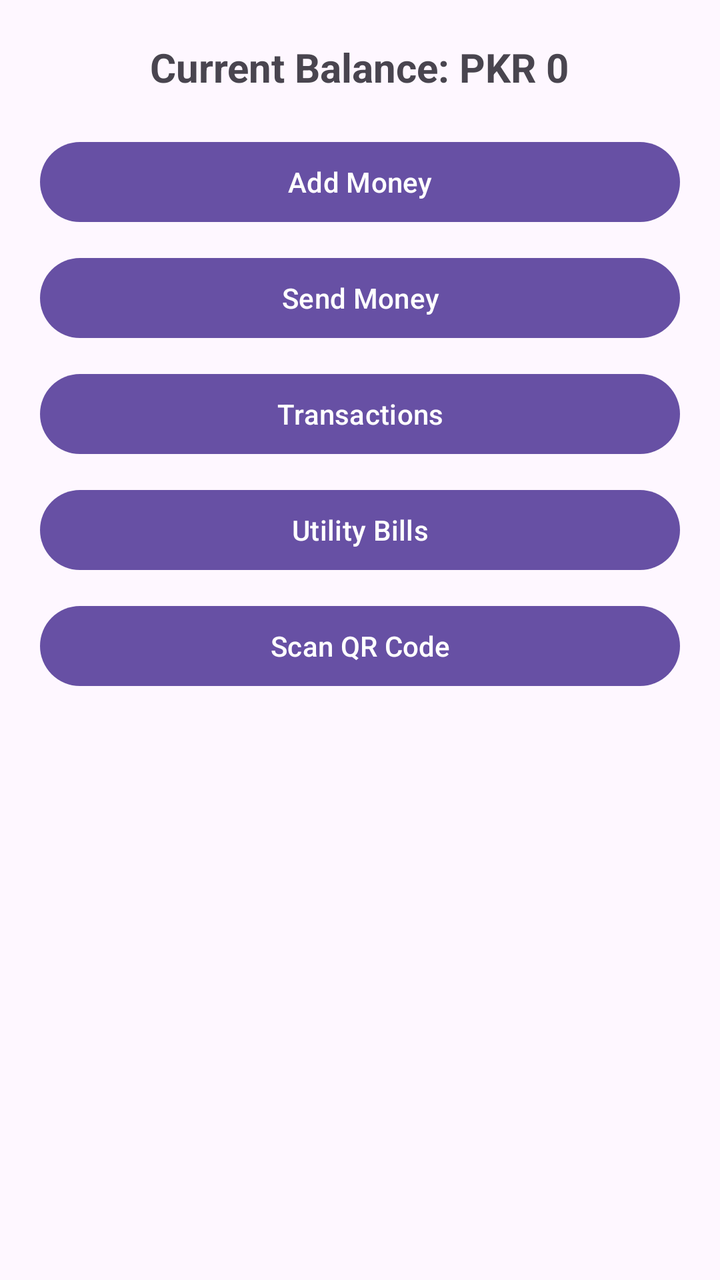
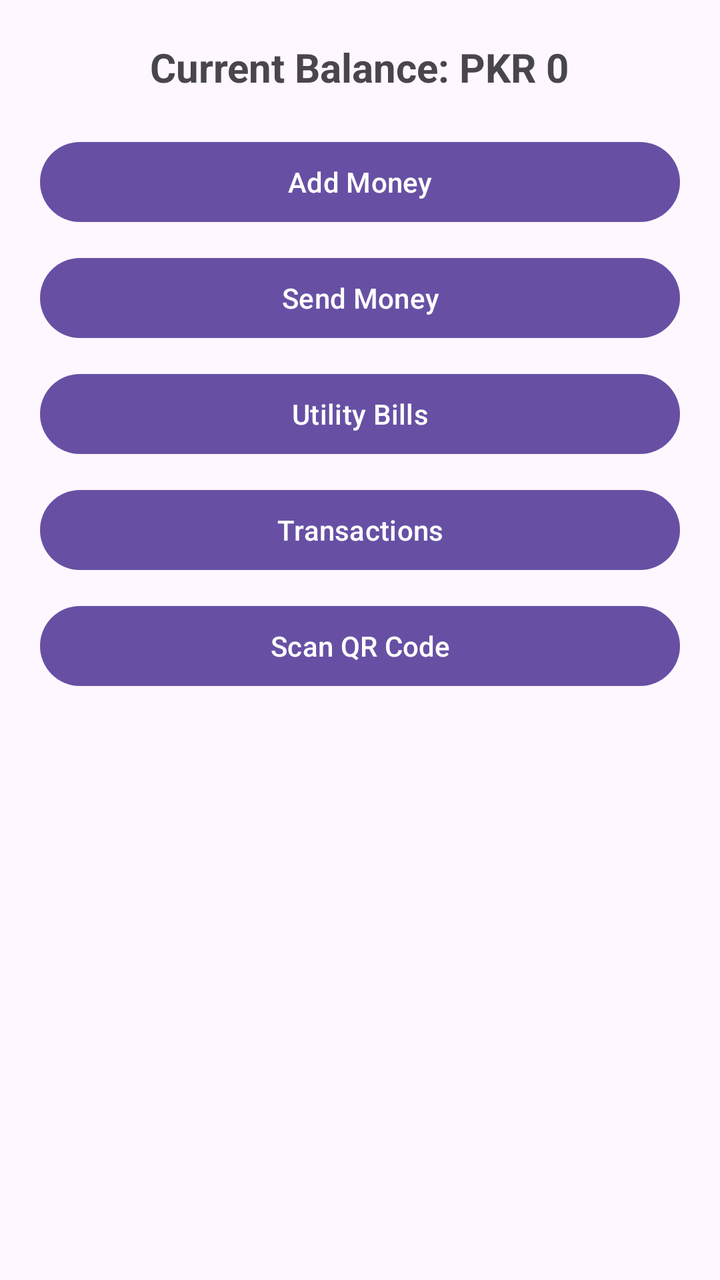

Before-and-after screenshots of an Android layout around one commit, followed by the original layout XML and the change that was made.
<!-- AndroidManifest.xml: application theme Theme.Gpayapp -->
<!-- res/layout/dashboard_fragment.xml -->
<?xml version="1.0" encoding="utf-8"?>
<ScrollView xmlns:android="http://schemas.android.com/apk/res/android"
    android:layout_width="match_parent"
    android:layout_height="match_parent">

    <LinearLayout
        android:layout_width="match_parent"
        android:layout_height="wrap_content"
        android:orientation="vertical"
        android:padding="20dp"
        android:gravity="center_horizontal">

        
        <TextView
            android:id="@+id/tvBalance"
            android:layout_width="wrap_content"
            android:layout_height="wrap_content"
            android:text="Current Balance: PKR 0"
            android:textSize="20sp"
            android:textStyle="bold"
            android:layout_marginBottom="20dp"/>

        
        <Button
            android:id="@+id/btnAddMoney"
            android:layout_width="match_parent"
            android:layout_height="wrap_content"
            android:text="Add Money"/>

        
        <Button
            android:id="@+id/btnSendMoney"
            android:layout_width="match_parent"
            android:layout_height="wrap_content"
            android:text="Send Money"
            android:layout_marginTop="10dp"/>

        
        <Button
            android:id="@+id/btnTransactions"
            android:layout_width="match_parent"
            android:layout_height="wrap_content"
            android:text="Transactions"
            android:layout_marginTop="10dp"/>

        
        <Button
            android:id="@+id/btnUtility"
            android:layout_width="match_parent"
            android:layout_height="wrap_content"
            android:text="Utility Bills"
            android:layout_marginTop="10dp"/>

        
        <Button
            android:id="@+id/btnQRScan"
            android:layout_width="match_parent"
            android:layout_height="wrap_content"
            android:text="Scan QR Code"
            android:layout_marginTop="10dp"/>

    </LinearLayout>
</ScrollView>
<!-- resources referenced by this layout -->
<resources>
  <style name="Theme.Gpayapp" parent="Base.Theme.Gpayapp" />
  <style name="Base.Theme.Gpayapp" parent="Theme.Material3.DayNight.NoActionBar">
          
          
      </style>
</resources>

<!-- the commit's change to res/layout/dashboard_fragment.xml (unified diff, before → after) -->
@@ -34,6 +34,13 @@
             android:layout_height="wrap_content"
             android:text="Send Money"
             android:layout_marginTop="10dp"/>
+        
+        <Button
+            android:id="@+id/btnUtility"
+            android:layout_width="match_parent"
+            android:layout_height="wrap_content"
+            android:text="Utility Bills"
+            android:layout_marginTop="10dp"/>
 
         
         <Button
@@ -43,13 +50,7 @@
             android:text="Transactions"
             android:layout_marginTop="10dp"/>
 
-        
-        <Button
-            android:id="@+id/btnUtility"
-            android:layout_width="match_parent"
-            android:layout_height="wrap_content"
-            android:text="Utility Bills"
-            android:layout_marginTop="10dp"/>
+
 
         
         <Button
